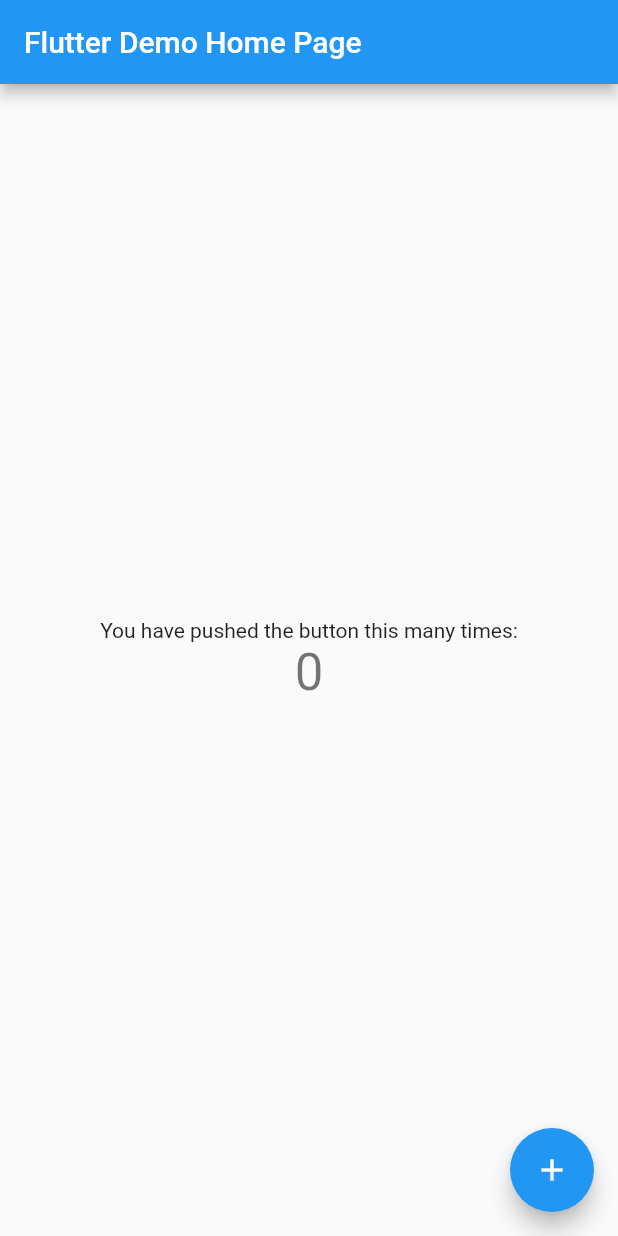
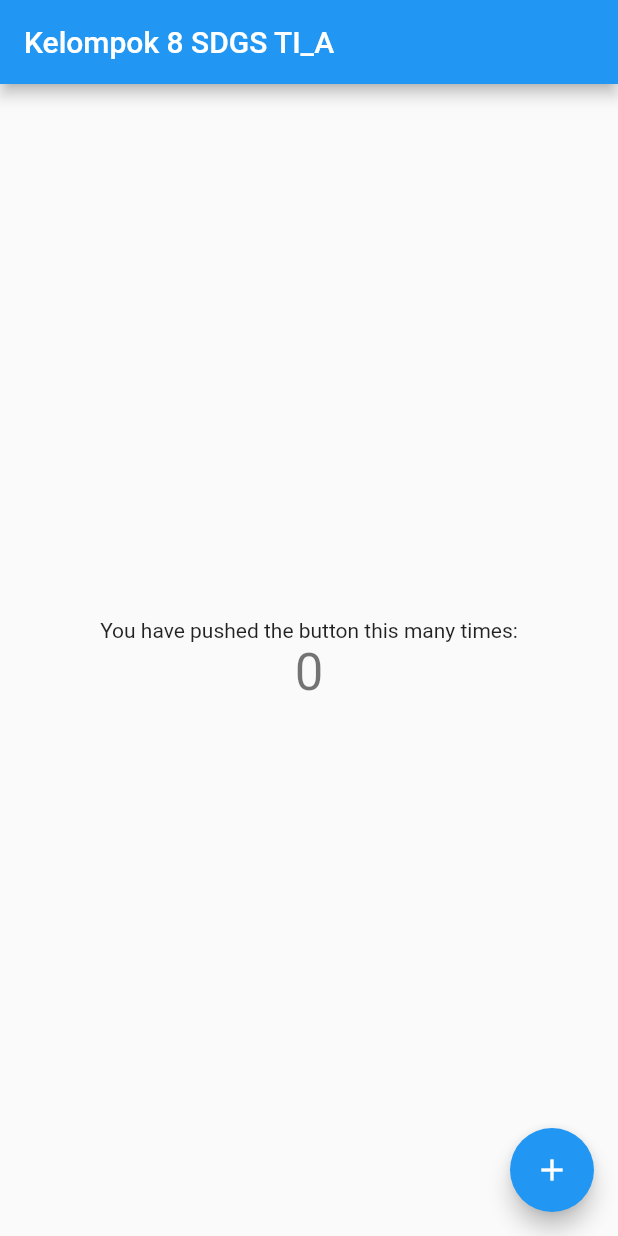
Before and after one commit to dinggasukapaus/KELOMPOK_8_SDGS, a Flutter app: the screen it shows after launch, on a phone screen of 412 x 824 dp. Run offline on Flutter 3.47's test engine with Material 2 defaults, Android fonts, the phone set to English and light mode, and no system bars.

Commit message:
Kelompok 8

```diff
--- a/lib/main.dart
+++ b/lib/main.dart
@@ -4,7 +4,7 @@ void main() {
   runApp(MyApp());
 }
 
-//init
+//initt
 //test commit
 class MyApp extends StatelessWidget {
   // This widget is the root of your application.
@@ -24,7 +24,7 @@ class MyApp extends StatelessWidget {
         // is not restarted.
         primarySwatch: Colors.blue,
       ),
-      home: MyHomePage(title: 'Flutter Demo Home Page'),
+      home: MyHomePage(title: 'Kelompok 8 SDGS TI_A'),
     );
   }
 }
```
